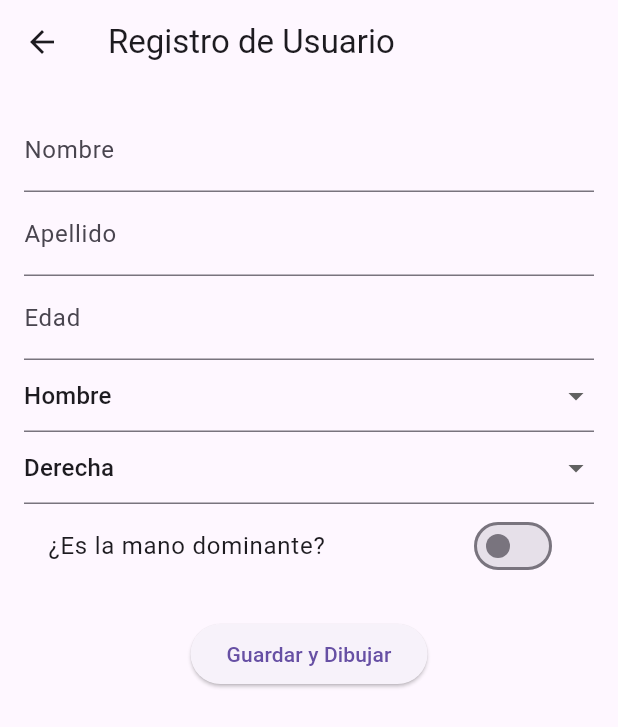
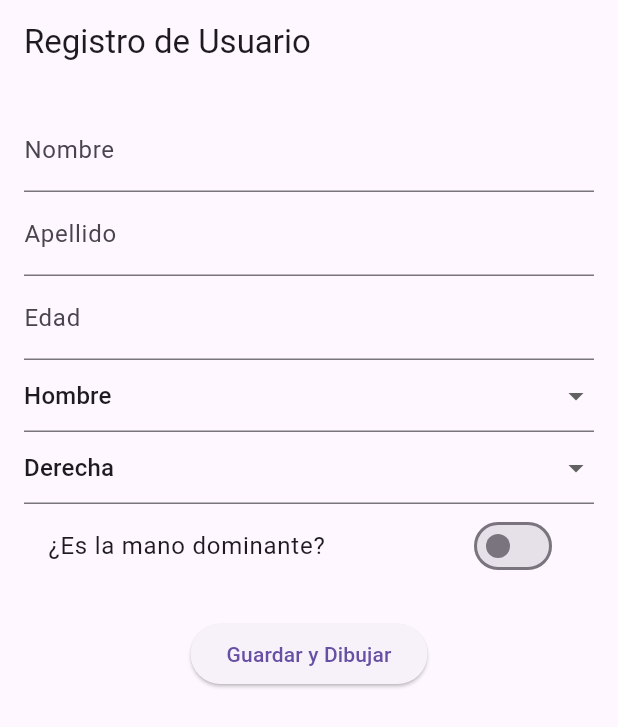
Before and after one commit to DarwinJesusNeiraC/Tesis_app, a Flutter app: the UserFormScreen screen opened directly, on a phone screen of 412 x 824 dp. Shown: the top 727 px of the screen. Run offline on Flutter 3.47's test engine with Material 3 defaults, Android fonts, the light colour scheme and no system bars; our stand-ins replace firebase_core, permission_handler; missing offline and left inert: flutter_sound; accounts and stored records are empty.

Commit message:
figma desing semi completed

```diff
--- a/lib/main.dart
+++ b/lib/main.dart
@@ -1,4 +1,5 @@
 import 'package:drawtesis/screens/audio_recording_screen.dart';
+import 'package:drawtesis/screens/splash_screen.dart';
 import 'package:flutter/material.dart';
 import 'screens/user_form_screen.dart';
 import 'screens/draw_screen.dart';
@@ -18,10 +19,13 @@ class MyApp extends StatelessWidget {
   Widget build(BuildContext context) {
     return MaterialApp(
       title: 'App de Dibujo',
+      debugShowCheckedModeBanner: false, // Elimina el banner "Debug"
+
       theme: ThemeData(primarySwatch: Colors.blue),
       initialRoute: '/',
       routes: {
-        '/': (context) => UserFormScreen(),
+        '/': (context) => SplashScreen(),
+        '/user_form': (context) => UserFormScreen(),
         //'/draw': (context) => DrawScreen(),
         //'/audio': (context) => AudioRecordingScreen(), // Nueva ruta
         //'/': (context) => AudioRecordingScreen(), // Nueva ruta
--- a/lib/screens/user_form_screen.dart
+++ b/lib/screens/user_form_screen.dart
@@ -36,6 +36,7 @@ class _UserFormScreenState extends State<UserFormScreen> {
     }
   }
 
+/*
   @override
   Widget build(BuildContext context) {
     return Scaffold(
@@ -108,3 +109,93 @@ class _UserFormScreenState extends State<UserFormScreen> {
     );
   }
 }
+*/
+
+  @override
+  Widget build(BuildContext context) {
+    return Scaffold(
+      appBar: AppBar(title: Text('Registro de Usuario')),
+      body: LayoutBuilder(
+        builder: (context, constraints) {
+          return SingleChildScrollView(
+            child: ConstrainedBox(
+              constraints: BoxConstraints(minHeight: constraints.maxHeight),
+              child: Padding(
+                padding: const EdgeInsets.all(16.0),
+                child: Form(
+                  key: _formKey,
+                  child: Column(
+                    crossAxisAlignment: CrossAxisAlignment.start,
+                    children: [
+                      TextFormField(
+                        decoration: InputDecoration(labelText: 'Nombre'),
+                        onSaved: (value) => _firstName = value!,
+                        validator: (value) {
+                          if (value == null || value.isEmpty) {
+                            return 'Por favor ingresa tu nombre';
+                          }
+                          return null;
+                        },
+                      ),
+                      TextFormField(
+                        decoration: InputDecoration(labelText: 'Apellido'),
+                        onSaved: (value) => _lastName = value!,
+                        validator: (value) {
+                          if (value == null || value.isEmpty) {
+                            return 'Por favor ingresa tu apellido';
+                          }
+                          return null;
+                        },
+                      ),
+                      TextFormField(
+                        decoration: InputDecoration(labelText: 'Edad'),
+                        keyboardType: TextInputType.number,
+                        onSaved: (value) => _age = int.parse(value!),
+                        validator: (value) {
+                          if (value == null || value.isEmpty) {
+                            return 'Por favor ingresa tu edad';
+                          }
+                          return null;
+                        },
+                      ),
+                      DropdownButtonFormField<String>(
+                        value: _gender,
+                        items: ['Hombre', 'Mujer'].map((String gender) {
+                          return DropdownMenuItem(
+                              value: gender, child: Text(gender));
+                        }).toList(),
+                        onChanged: (value) => setState(() => _gender = value!),
+                      ),
+                      DropdownButtonFormField<String>(
+                        value: _handUsed,
+                        items: ['Derecha', 'Izquierda'].map((String hand) {
+                          return DropdownMenuItem(
+                              value: hand, child: Text(hand));
+                        }).toList(),
+                        onChanged: (value) =>
+                            setState(() => _handUsed = value!),
+                      ),
+                      SwitchListTile(
+                        title: Text('¿Es la mano dominante?'),
+                        value: _isDominantHand,
+                        onChanged: (value) =>
+                            setState(() => _isDominantHand = value),
+                      ),
+                      SizedBox(height: 20),
+                      Center(
+                        child: ElevatedButton(
+                          onPressed: _navigateToDrawScreen,
+                          child: Text('Guardar y Dibujar'),
+                        ),
+                      ),
+                    ],
+                  ),
+                ),
+              ),
+            ),
+          );
+        },
+      ),
+    );
+  }
+}
--- a/pubspec.yaml
+++ b/pubspec.yaml
@@ -69,6 +69,7 @@ flutter:
   uses-material-design: true
   assets:
     - assets/spiral.png  # Agregas tu imagen aquí
+    - assets/logo.png  # Agregas tu imagen aquí
 
   # To add assets to your application, add an assets section, like this:
   # assets:
```
Also changed, not shown: lib/screens/audio_recording_screen.dart (+16 -15 lines), lib/screens/splash_screen.dart (added, +36 -0 lines), lib/screens/thank_you_screen.dart (added, +20 -0 lines), assets/logo.png (added).
